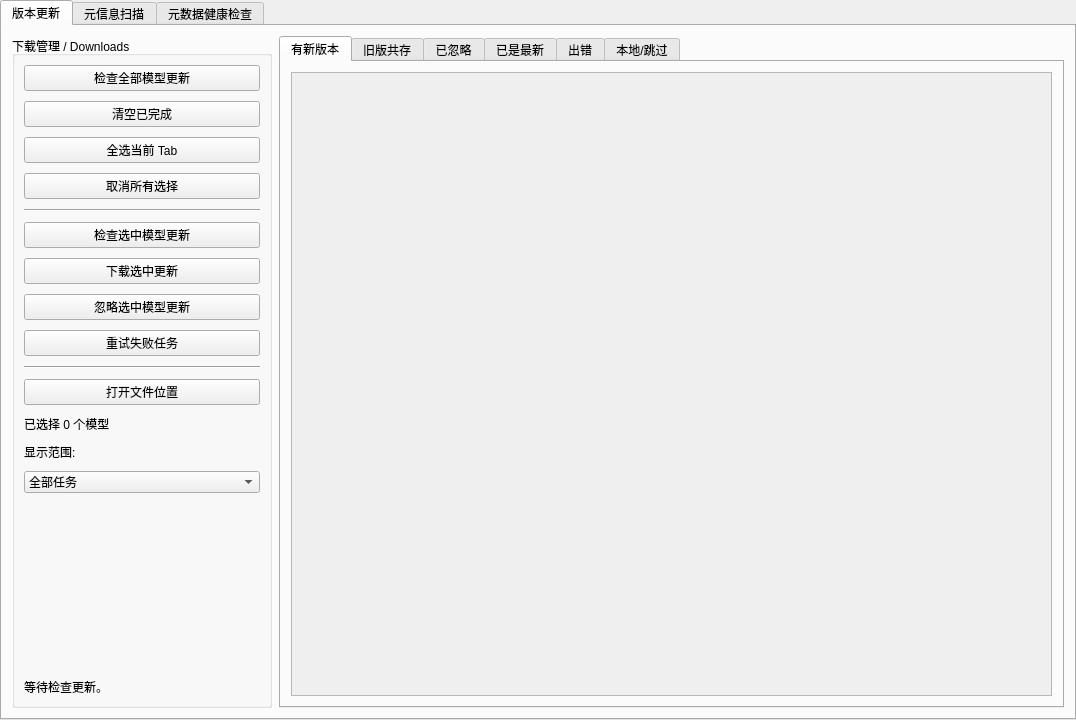
The window that pages/downloadspage.ui (hanbinhsh/SD-LoRA-Manager) describes before a commit, drawn with Qt 5.
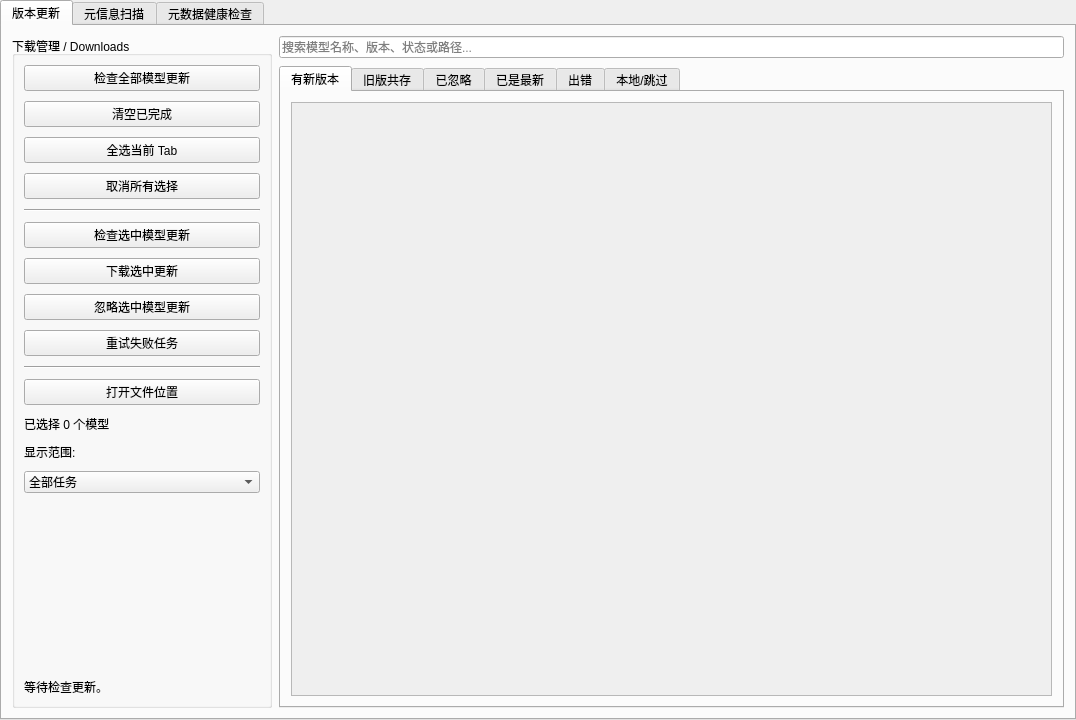
The same window after the commit.

Patch:
```diff
--- a/pages/downloadspage.ui
+++ b/pages/downloadspage.ui
@@ -217,7 +217,25 @@
         </widget>
        </item>
        <item>
-        <widget class="QTabWidget" name="tabDownloadsStatus">
+        <layout class="QVBoxLayout" name="verticalLayout_DownloadVersionContent">
+         <property name="spacing">
+          <number>8</number>
+         </property>
+         <item>
+          <widget class="QLineEdit" name="editDownloadsSearch">
+           <property name="clearButtonEnabled">
+            <bool>true</bool>
+           </property>
+           <property name="placeholderText">
+            <string>搜索模型名称、版本、状态或路径...</string>
+           </property>
+           <property name="toolTip">
+            <string>搜索当前下载列表中的模型名称、版本、状态、Model ID 或文件路径</string>
+           </property>
+          </widget>
+         </item>
+         <item>
+          <widget class="QTabWidget" name="tabDownloadsStatus">
          <property name="currentIndex">
           <number>0</number>
          </property>
@@ -635,7 +653,9 @@
            </item>
           </layout>
          </widget>
-        </widget>
+          </widget>
+         </item>
+        </layout>
        </item>
       </layout>
      </widget>
```
